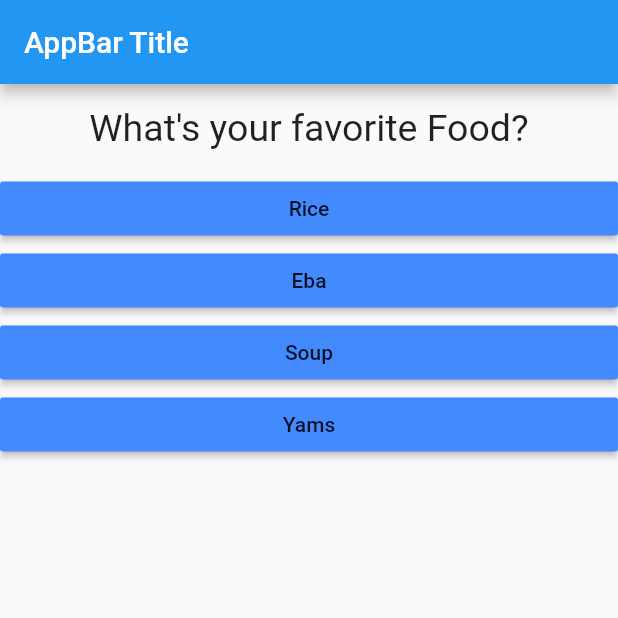
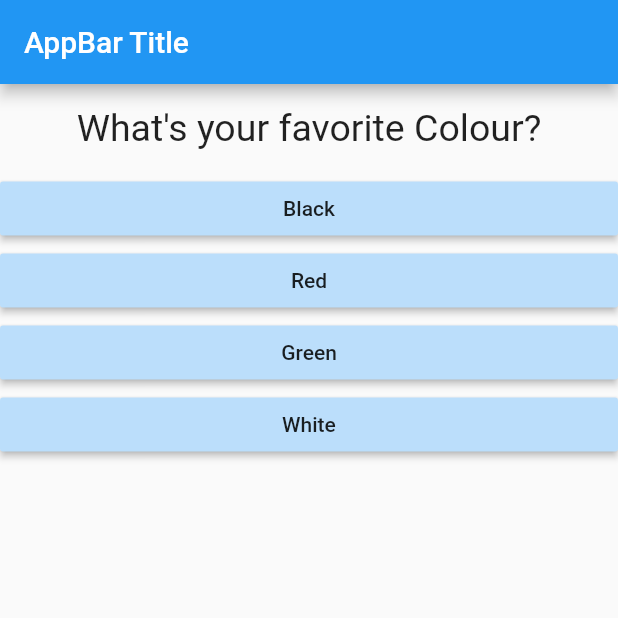
Before and after one commit to maxgdev/flutter_sandbox, a Flutter app: the screen it shows after launch, on a phone screen of 412 x 824 dp, the top half of it. Run offline on Flutter 3.47's test engine with Material 2 defaults, Android fonts, the phone set to English and light mode, and no system bars.

```diff
--- a/lib/answer.dart
+++ b/lib/answer.dart
@@ -10,7 +10,7 @@ class Answer extends StatelessWidget {
     return Container(
       width: double.infinity,
       child: RaisedButton(
-        color: Colors.blueAccent,
+        color: Colors.blue[100],
         child: Text(answerText),
         onPressed: answerHandler,
       ),
--- a/lib/main.dart
+++ b/lib/main.dart
@@ -17,32 +17,61 @@ class AnyApp extends StatefulWidget {
 
 class AnyAppState extends State<AnyApp> {
   var _questionsIndex = 0;
-
+  var _totalScore = 0;
   var _questions = [
     {
+      'questionText': 'What\'s your favorite Colour?',
+      'answers': [
+        {'text': 'Black', 'score': 50},
+        {'text': 'Red', 'score': 20},
+        {'text': 'Green', 'score': 40},
+        {'text': 'White', 'score': 10}
+      ]
+    },
+    {
       'questionText': 'What\'s your favorite Food?',
-      'answers': ['Rice', 'Eba', 'Soup', 'Yams']
+      'answers': [
+        {'text': 'Rice', 'score': 50},
+        {'text': 'Eba', 'score': 20},
+        {'text': 'Soup', 'score': 40},
+        {'text': 'Yams', 'score': 10}
+      ]
     },
     {
       'questionText': 'What\'s your favorite Car?',
-      'answers': ['BMW', 'Honda', 'Toyota', 'Porche']
+      'answers': [
+        {'text': 'BMW', 'score': 50},
+        {'text': 'Honda', 'score': 20},
+        {'text': 'Toyota', 'score': 40},
+        {'text': 'Porche', 'score': 10}
+      ]
     },
     {
       'questionText': 'What\'s your favorite Film?',
-      'answers': ['Matrix', 'Black Panther', 'Bleach', 'Mandelorian']
+      'answers': [
+        {'text': 'Matrix', 'score': 50},
+        {'text': 'Black Panther', 'score': 90},
+        {'text': 'Clock Work Orange', 'score': 45},
+        {'text': 'Mandelorian', 'score': 40}
+      ]
     },
     {
       'questionText': 'What\'s your favorite Musician?',
-      'answers': ['Burna Boy', 'Eddie Grant', 'Junior', 'Mice Paris']
+      'answers': [
+        {'text': 'Burna Boy', 'score': 50},
+        {'text': 'Eddie Grant', 'score': 20},
+        {'text': 'Junior', 'score': 40},
+        {'text': 'Mice Paris', 'score': 10}
+      ]
     }
   ];
 
-  void _answerQuestions() {
-    // if (_questionsIndex < questions.length-1) {
+  void _answerQuestions(int score) {
+    _totalScore += score;
+
     setState(() {
       _questionsIndex = _questionsIndex + 1;
     });
-    // }
     print("Question Index: $_questionsIndex of ${_questions.length}");
   }
 
@@ -58,7 +87,8 @@ class AnyAppState extends State<AnyApp> {
                   answerQuestions: _answerQuestions,
                   questions: _questions,
                   questionsIndex: _questionsIndex)
-              : Result()),
+              : Result(_totalScore)
+              ),
     );
   }
 }
--- a/lib/quiz.dart
+++ b/lib/quiz.dart
@@ -21,8 +21,9 @@ class Quiz extends StatelessWidget {
           "${questions[questionsIndex]['questionText']}",
         ),
         // Answer(_answerQuestions),
-        ...(questions[questionsIndex]['answers'] as List<String>).map((answer) {
-          return Answer(answerQuestions, answer);
+        ...(questions[questionsIndex]['answers'] as List<Map<String, Object>>).map((answer) {
+          // return Answer(answerQuestions(()=> answer['score']), answer['text']);
+          return Answer(() => answerQuestions(answer['score']), answer['text']);
         }).toList(),
       ],
     );
```
Also changed, not shown: lib/result.dart (+21 -5 lines).
